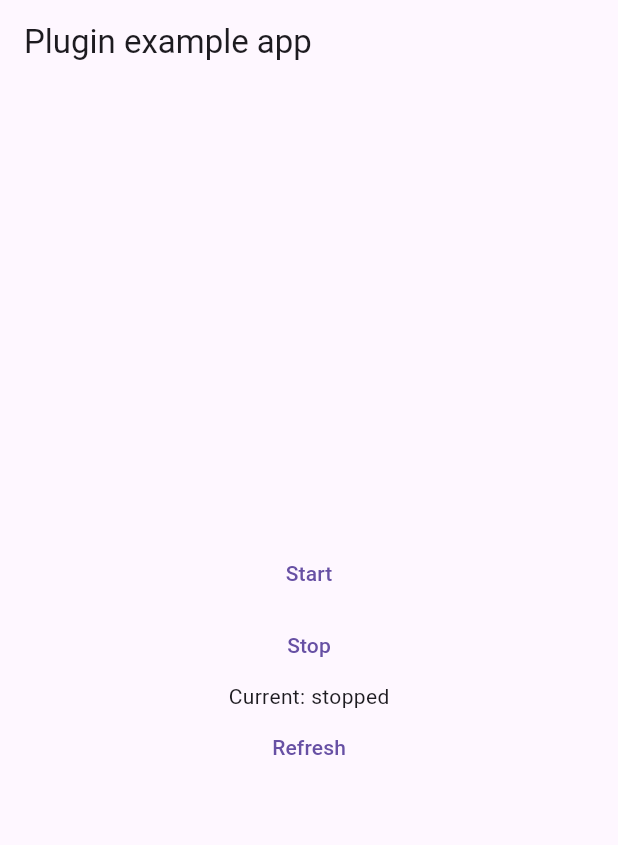
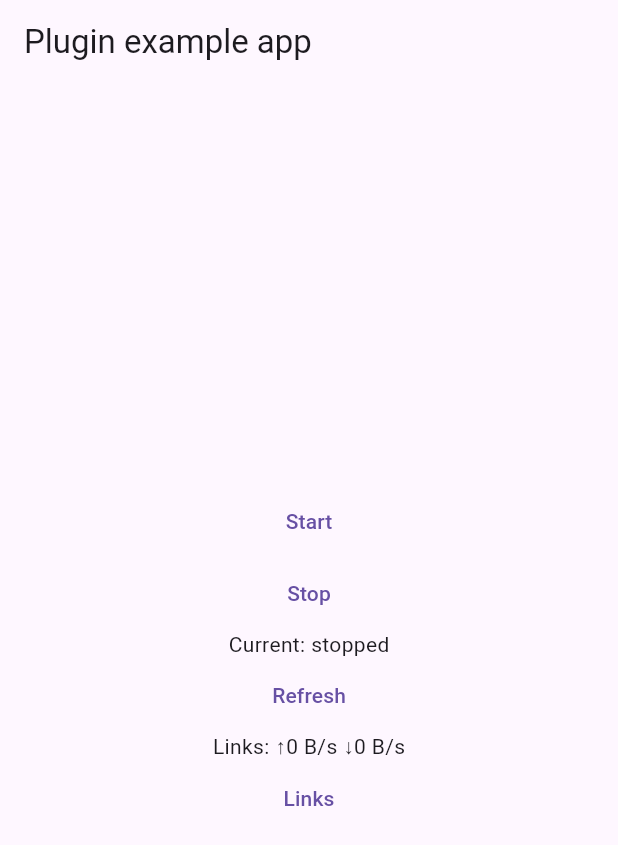
Before and after one commit to billcoding/flutter_sbox, a Flutter app: the screen it shows after launch, on a phone screen of 412 x 824 dp. Shown: the top 845 px of the screen. Run offline on Flutter 3.47's test engine with Material 3 defaults, Android fonts, the phone set to English and light mode, and no system bars.

Commit message:
feat: update

```diff
--- a/example/lib/main.dart
+++ b/example/lib/main.dart
@@ -15,9 +15,17 @@ class MyApp extends StatefulWidget {
 
 class _MyAppState extends State<MyApp> {
   bool started = false;
+  int upLink = 0;
+  int downLink = 0;
 
   Future refresh() async {
     started = await FlutterSbox.serviceStarted();
+    setState(() {});
+  }
+
+  Future links() async {
+    upLink = await FlutterSbox.upLink();
+    downLink = await FlutterSbox.downLink();
     setState(() {});
   }
 
@@ -35,14 +43,15 @@ class _MyAppState extends State<MyApp> {
               TextButton(
                 child: const Text("Start"),
                 onPressed: () async {
+                  await FlutterSbox.setOptionJson(optionsJson);
                   await FlutterSbox.setConfigJson(configJson);
-                  await FlutterSbox.start();
+                  await FlutterSbox.startService();
                 },
               ),
               TextButton(
                 child: const Text("Stop"),
                 onPressed: () async {
-                  await FlutterSbox.stop();
+                  await FlutterSbox.stopService();
                 },
               ),
               Text('Current: ${started ? "started" : "stopped"}'),
@@ -50,6 +59,13 @@ class _MyAppState extends State<MyApp> {
                 child: const Text("Refresh"),
                 onPressed: () async {
                   await refresh();
+                },
+              ),
+              Text('Links: ↑${upLink} B/s ↓${downLink} B/s'),
+              TextButton(
+                child: const Text("Links"),
+                onPressed: () async {
+                  await links();
                 },
               ),
             ],
@@ -60,18 +76,94 @@ class _MyAppState extends State<MyApp> {
   }
 }
 
+const optionsJson = """
+{
+    "region": "cn",
+    "block-ads": false,
+    "execute-config-as-is": false,
+    "log-level": "warn",
+    "resolve-destination": false,
+    "ipv6-mode": "ipv4_only",
+    "remote-dns-address": "udp://1.1.1.1",
+    "remote-dns-domain-strategy": "",
+    "direct-dns-address": "223.5.5.5",
+    "direct-dns-domain-strategy": "",
+    "mixed-port": 12334,
+    "tproxy-port": 12335,
+    "local-dns-port": 16450,
+    "tun-implementation": "mixed",
+    "mtu": 9000,
+    "strict-route": true,
+    "connection-test-url": "http://connectivitycheck.gstatic.com/generate_204",
+    "url-test-interval": 600,
+    "enable-clash-api": true,
+    "clash-api-port": 16756,
+    "enable-tun": true,
+    "enable-tun-service": false,
+    "set-system-proxy": false,
+    "bypass-lan": false,
+    "allow-connection-from-lan": false,
+    "enable-fake-dns": false,
+    "enable-dns-routing": true,
+    "independent-dns-cache": true,
+    "rules": [],
+    "mux": {
+        "enable": false,
+        "padding": false,
+        "max-streams": 8,
+        "protocol": "h2mux"
+    },
+    "tls-tricks": {
+        "enable-fragment": false,
+        "fragment-size": "10-30",
+        "fragment-sleep": "2-8",
+        "mixed-sni-case": false,
+        "enable-padding": false,
+        "padding-size": "1-1500"
+    },
+    "warp": {
+        "enable": false,
+        "mode": "proxy_over_warp",
+        "wireguard-config": "",
+        "license-key": "",
+        "account-id": "",
+        "access-token": "",
+        "clean-ip": "auto",
+        "clean-port": 0,
+        "noise": "1-3",
+        "noise-size": "10-30",
+        "noise-delay": "10-30",
+        "noise-mode": "m6"
+    },
+    "warp2": {
+        "enable": false,
+        "mode": "proxy_over_warp",
+        "wireguard-config": "",
+        "license-key": "",
+        "account-id": "",
+        "access-token": "",
+        "clean-ip": "auto",
+        "clean-port": 0,
+        "noise": "1-3",
+        "noise-size": "10-30",
+        "noise-delay": "10-30",
+        "noise-mode": "m6"
+    }
+}
+""";
+
 const configJson = """
 {
     "outbounds": [
       {
         "type": "vless",
         "tag": "vless-in",
-        "server": "your.server.com",
+        "server": "xrayus.rwscode.com",
         "server_port": 443,
-        "uuid": "85c4c766-3021-4e6e-a344-7d94baa391c6",
+        "uuid": "d6317ce7-b1ce-44b9-a9c7-1d5fe88bb6e0",
         "tls": {
           "enabled": true,
-          "server_name": "your.server.com",
+          "server_name": "xrayus.rwscode.com",
           "utls": {
             "enabled": true,
             "fingerprint": "chrome"
@@ -79,7 +171,7 @@ const configJson = """
         },
         "transport": {
           "type": "ws",
-          "path": "/aaf18b23f0c3/",
+          "path": "/bdf09aa45/",
           "early_data_header_name": "Sec-WebSocket-Protocol"
         },
         "packet_encoding": "xudp"
--- a/lib/flutter_sbox.dart
+++ b/lib/flutter_sbox.dart
@@ -1,23 +1,32 @@
-import 'flutter_sbox_platform_interface.dart';
+import 'package:flutter/services.dart';
 
 final class FlutterSbox {
-  static Future<bool> start() {
-    return FlutterSboxPlatform.instance.startService();
-  }
+  static const methodChannel = MethodChannel('Sbox/FlutterSboxPlugin');
 
-  static Future<bool> stop() {
-    return FlutterSboxPlatform.instance.stopService();
-  }
+  static Future<bool> wrapBool(bool? ok) async => ok ?? false;
 
-  static Future<bool> serviceStarted() {
-    return FlutterSboxPlatform.instance.serviceStarted();
-  }
+  static Future<int> wrapInt(int? value) async => value ?? 0;
 
-  static Future<bool> setOptionJson(String optionJson) {
-    return FlutterSboxPlatform.instance.setOptionJson(optionJson);
-  }
+  static Future<bool> invokeBool(String method, [dynamic arguments]) async =>
+      wrapBool(await methodChannel.invokeMethod<bool>(method, arguments));
 
-  static Future<bool> setConfigJson(String configJson) {
-    return FlutterSboxPlatform.instance.setConfigJson(configJson);
-  }
+  static Future<int> invokeInt(String method, [dynamic arguments]) async =>
+      wrapInt(await methodChannel.invokeMethod<int>(method, arguments));
+
+  static Future<bool> startService() async => await invokeBool('startService');
+
+  static Future<bool> stopService() async => await invokeBool('stopService');
+
+  static Future<bool> serviceStarted() async =>
+      await invokeBool('serviceStarted');
+
+  static Future<bool> setOptionJson(String optionJson) async =>
+      await invokeBool('setOptionJson', optionJson);
+
+  static Future<bool> setConfigJson(String configJson) async =>
+      await invokeBool('setConfigJson', configJson);
+
+  static Future<int> upLink() async => await invokeInt('upLink');
+
+  static Future<int> downLink() async => await invokeInt('downLink');
 }
--- a/lib/flutter_sbox_platform_interface.dart
+++ /dev/null
@@ -1,45 +0,0 @@
-import 'package:plugin_platform_interface/plugin_platform_interface.dart';
-
-import 'flutter_sbox_method_channel.dart';
-
-abstract class FlutterSboxPlatform extends PlatformInterface {
-  /// Constructs a FlutterSboxPlatform.
-  FlutterSboxPlatform() : super(token: _token);
-
-  static final Object _token = Object();
-
-  static FlutterSboxPlatform _instance = MethodChannelFlutterSbox();
-
-  /// The default instance of [FlutterSboxPlatform] to use.
-  ///
-  /// Defaults to [MethodChannelFlutterSbox].
-  static FlutterSboxPlatform get instance => _instance;
-
-  /// Platform-specific implementations should set this with their own
-  /// platform-specific class that extends [FlutterSboxPlatform] when
-  /// they register themselves.
-  static set instance(FlutterSboxPlatform instance) {
-    PlatformInterface.verifyToken(instance, _token);
-    _instance = instance;
-  }
-
-  Future<bool> startService() {
-    throw UnimplementedError('startService() has not been implemented.');
-  }
-
-  Future<bool> stopService() {
-    throw UnimplementedError('stopService() has not been implemented.');
-  }
-
-  Future<bool> serviceStarted() {
-    throw UnimplementedError('serviceStarted() has not been implemented.');
-  }
-
-  Future<bool> setOptionJson(String optionJson) {
-    throw UnimplementedError('setOptionJson() has not been implemented.');
-  }
-
-  Future<bool> setConfigJson(String configJson) {
-    throw UnimplementedError('setConfigJson() has not been implemented.');
-  }
-}
```
Also changed, not shown: lib/flutter_sbox_method_channel.dart (deleted, +0 -32 lines), 7 other files.
